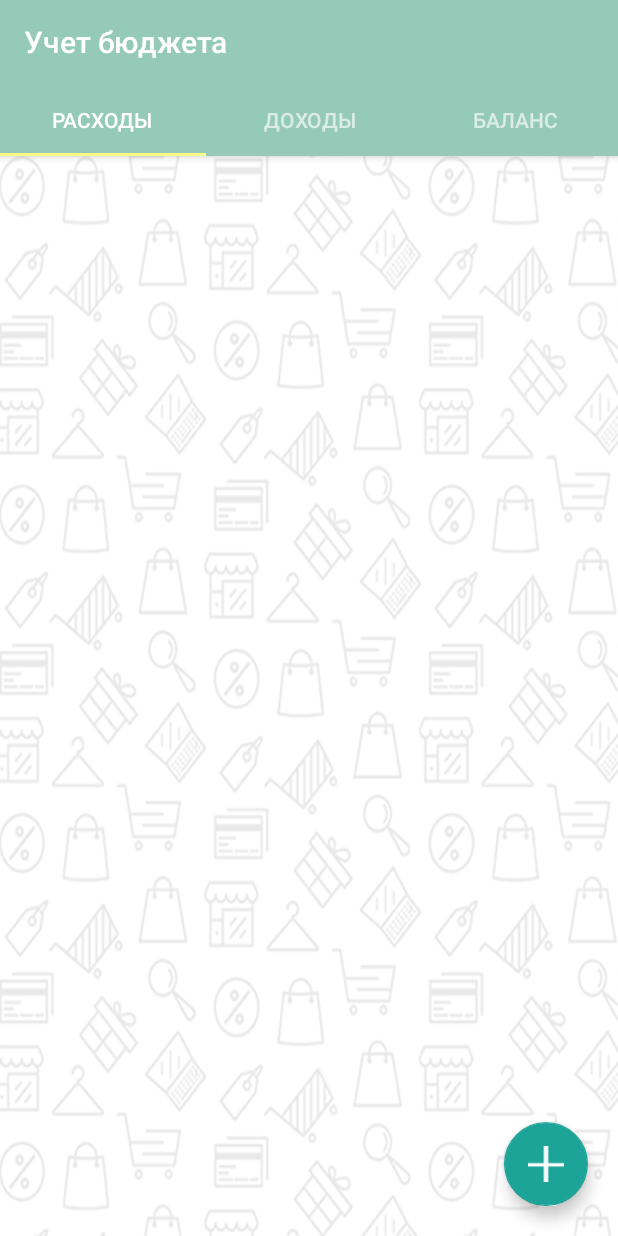
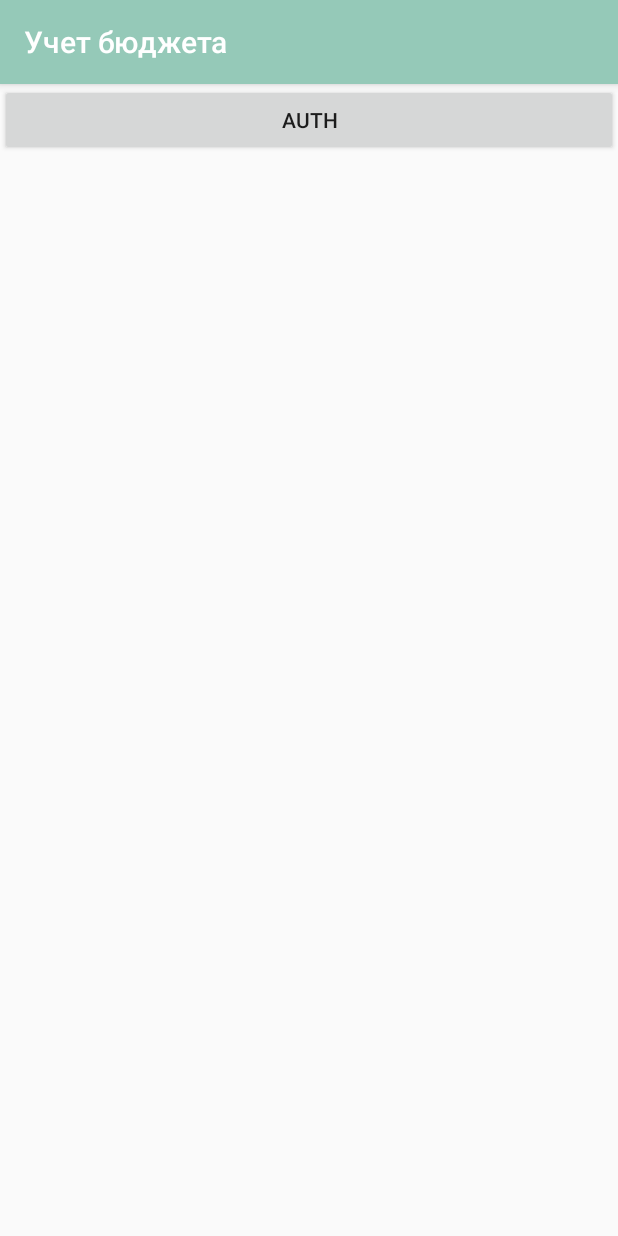
Before and after one commit to Sinetskiy/AndroidMoneyTracker, an Android app: the screen it shows after launch (MainActivity before the commit, AuthActivity after it), on a phone screen of 412 x 824 dp. Run offline under Robolectric (Android 15) with nearby library versions, the phone set to English and light mode, and no system bars; network calls fail.

```diff
--- a/app/build.gradle
+++ b/app/build.gradle
@@ -26,6 +26,7 @@ dependencies {
     compile 'com.android.support:design:25.3.1'
     compile 'com.android.support:cardview-v7:25.3.1'
 
+    compile 'com.google.android.gms:play-services-auth:11.0.0'
 
     compile 'com.squareup.retrofit2:retrofit:2.3.0'
     compile 'com.squareup.retrofit2:converter-gson:2.3.0'
@@ -37,3 +38,4 @@ dependencies {
     })
     testCompile 'junit:junit:4.12'
 }
+apply plugin: 'com.google.gms.google-services'
--- /dev/null
+++ b/app/src/main/java/moneytrackerjune17/loftschool/com/loftschoolmoneytrackerjune17/AuthActivity.java
@@ -0,0 +1,100 @@
+package moneytrackerjune17.loftschool.com.loftschoolmoneytrackerjune17;
+
+import android.content.Intent;
+import android.os.Bundle;
+import android.os.PersistableBundle;
+import android.support.annotation.Nullable;
+import android.support.v4.app.LoaderManager;
+import android.support.v4.content.AsyncTaskLoader;
+import android.support.v4.content.Loader;
+import android.support.v7.app.AppCompatActivity;
+import android.view.View;
+import android.widget.Toast;
+
+import com.google.android.gms.auth.api.Auth;
+import com.google.android.gms.auth.api.signin.GoogleSignInAccount;
+import com.google.android.gms.auth.api.signin.GoogleSignInOptions;
+import com.google.android.gms.auth.api.signin.GoogleSignInResult;
+import com.google.android.gms.common.api.GoogleApiClient;
+
+import java.io.IOException;
+
+import moneytrackerjune17.loftschool.com.loftschoolmoneytrackerjune17.api.AuthResult;
+
+public class AuthActivity extends AppCompatActivity {
+
+    private static final int RC_SIGN_IN = 999;
+    private GoogleApiClient mGoogleApiClient;
+
+    @Override
+    public void onCreate(@Nullable Bundle savedInstanceState) {
+        super.onCreate(savedInstanceState);
+        setContentView(R.layout.auth);
+
+        // Configure sign-in to request the user's ID, email address, and basic
+        // profile. ID and basic profile are included in DEFAULT_SIGN_IN.
+        GoogleSignInOptions gso = new GoogleSignInOptions.Builder(GoogleSignInOptions.DEFAULT_SIGN_IN)
+                .requestEmail()
+                .build();
+
+        // Build a GoogleApiClient with access to the Google Sign-In API and the
+        // options specified by gso.
+        mGoogleApiClient = new GoogleApiClient.Builder(this)
+                .addApi(Auth.GOOGLE_SIGN_IN_API, gso)
+                .build();
+
+        findViewById(R.id.auth).setOnClickListener(new View.OnClickListener() {
+            @Override
+            public void onClick(View v) {
+                startActivityForResult(Auth.GoogleSignInApi.getSignInIntent(mGoogleApiClient), RC_SIGN_IN);
+            }
+        });
+    }
+
+    @Override
+    protected void onActivityResult(int requestCode, int resultCode, Intent data) {
+        super.onActivityResult(requestCode, resultCode, data);
+
+        if (requestCode == RC_SIGN_IN) {
+            final GoogleSignInResult result = Auth.GoogleSignInApi.getSignInResultFromIntent(data);
+
+            if (result.isSuccess() && result.getSignInAccount() != null) {
+                final GoogleSignInAccount account = result.getSignInAccount();
+                getSupportLoaderManager().restartLoader(0, null, new LoaderManager.LoaderCallbacks<AuthResult>() {
+                    @Override
+                    public Loader<AuthResult> onCreateLoader(int id, Bundle args) {
+                        return new AsyncTaskLoader<AuthResult>(AuthActivity.this) {
+                            @Override
+                            public AuthResult loadInBackground() {
+                                try {
+                                    return ((LSApp) getApplicationContext()).api().auth(account.getId()).execute().body();
+                                } catch (IOException e) {
+                                    e.printStackTrace();
+                                }
+                                return null;
+                            }
+                        };
+                    }
+
+                    @Override
+                    public void onLoadFinished(Loader<AuthResult> loader, AuthResult result) {
+                        if (result != null && result.isSuccess()) {
+                            ((LSApp) getApplicationContext()).setAuthToken(result.authToken);
+                            finish();
+                        } else
+                            showError();
+                    }
+
+                    @Override
+                    public void onLoaderReset(Loader<AuthResult> loader) {
+                    }
+                }).forceLoad();
+            } else
+                showError();
+        }
+    }
+
+    private void showError() {
+        Toast.makeText(this, R.string.error, Toast.LENGTH_SHORT).show();
+    }
+}
--- a/app/src/main/java/moneytrackerjune17/loftschool/com/loftschoolmoneytrackerjune17/LSApp.java
+++ b/app/src/main/java/moneytrackerjune17/loftschool/com/loftschoolmoneytrackerjune17/LSApp.java
@@ -1,13 +1,20 @@
 package moneytrackerjune17.loftschool.com.loftschoolmoneytrackerjune17;
 
 import android.app.Application;
+import android.text.TextUtils;
 
 import com.google.gson.FieldNamingPolicy;
 import com.google.gson.Gson;
 import com.google.gson.GsonBuilder;
 
+import java.io.IOException;
+
 import moneytrackerjune17.loftschool.com.loftschoolmoneytrackerjune17.api.LSApi;
+import okhttp3.HttpUrl;
+import okhttp3.Interceptor;
 import okhttp3.OkHttpClient;
+import okhttp3.Request;
+import okhttp3.Response;
 import okhttp3.logging.HttpLoggingInterceptor;
 import retrofit2.Retrofit;
 import retrofit2.converter.gson.GsonConverterFactory;
@@ -19,6 +26,9 @@ import static moneytrackerjune17.loftschool.com.loftschoolmoneytrackerjune17.Ite
  */
 
 public class LSApp extends Application {
+
+    private static final String PREFERENCES_SESSION = "session";
+    private static final String KEY_AUTH_TOKEN = "auth-token";
 
     private LSApi api;
 
@@ -32,11 +42,14 @@ public class LSApp extends Application {
                 .create();
 
         OkHttpClient client = new OkHttpClient.Builder()
-                .addInterceptor(new HttpLoggingInterceptor().setLevel(BuildConfig.DEBUG ? HttpLoggingInterceptor.Level.HEADERS : HttpLoggingInterceptor.Level.NONE))
+                .addInterceptor(new HttpLoggingInterceptor().setLevel(BuildConfig.DEBUG ?
+                        HttpLoggingInterceptor.Level.HEADERS : HttpLoggingInterceptor.Level.NONE))
+                .addInterceptor(new AuthInterceptor())
                 .build();
 
         Retrofit retrofit = new Retrofit.Builder()
-                .baseUrl("http://android2017leason5.getsandbox.com/")
+                // .baseUrl("http://loftschoolandroid.getsandbox.com/")
+                .baseUrl("http://android.loftschool.com/basic/v1/")
                 .addConverterFactory(GsonConverterFactory.create(gson))
                 .client(client)
                 .build();
@@ -47,4 +60,26 @@ public class LSApp extends Application {
     public LSApi api() {
         return api;
     }
+
+    public void setAuthToken(String authToken) {
+        getSharedPreferences(PREFERENCES_SESSION, MODE_PRIVATE).edit().putString(KEY_AUTH_TOKEN, authToken).apply();
+    }
+
+    public String getAuthToken() {
+        return getSharedPreferences(PREFERENCES_SESSION, MODE_PRIVATE).getString(KEY_AUTH_TOKEN, "");
+    }
+
+    public boolean isLoggedIn() {
+        return !TextUtils.isEmpty(getAuthToken());
+    }
+
+    private class AuthInterceptor implements Interceptor {
+        @Override
+        public Response intercept(Chain chain) throws IOException {
+            Request originalRequest = chain.request();
+            HttpUrl url = originalRequest.url().newBuilder().addQueryParameter("auth-token", getAuthToken()).build();
+            return chain.proceed(originalRequest.newBuilder().url(url).build());
+        }
+    }
+
 }
--- a/app/src/main/java/moneytrackerjune17/loftschool/com/loftschoolmoneytrackerjune17/MainActivity.java
+++ b/app/src/main/java/moneytrackerjune17/loftschool/com/loftschoolmoneytrackerjune17/MainActivity.java
@@ -1,5 +1,6 @@
 package moneytrackerjune17.loftschool.com.loftschoolmoneytrackerjune17;
 
+import android.content.Intent;
 import android.os.Bundle;
 import android.support.design.widget.TabLayout;
 import android.support.v4.app.Fragment;
@@ -12,6 +13,7 @@ public class MainActivity extends AppCompatActivity {
 
     private TabLayout tabs;
     private ViewPager pages;
+    private Toolbar toolbar;
 
     @Override
     protected void onCreate(Bundle savedInstanceState) {
@@ -20,16 +22,28 @@ public class MainActivity extends AppCompatActivity {
         setContentView(R.layout.activity_main);
         tabs = (TabLayout) findViewById(R.id.tabs);
         pages = (ViewPager) findViewById(R.id.pages);
-        final Toolbar toolbar = (Toolbar) findViewById(R.id.toolbar);
+        toolbar = (Toolbar) findViewById(R.id.toolbar);
 
-        setSupportActionBar(toolbar);
         initUi();
+    }
+
+    @Override
+    protected void onResume() {
+        super.onResume();
+
+        if (!((LSApp) getApplication()).isLoggedIn()) {
+            startActivity(new Intent(this, AuthActivity.class));
+        } else {
+            initUi();
+        }
+
     }
 
     private void initUi() {
         if (pages.getAdapter() != null)
             return;
 
+        setSupportActionBar(toolbar);
         pages.setAdapter(new MainPagerAdapter());
         tabs.setupWithViewPager(pages);
     }
@@ -46,15 +60,14 @@ public class MainActivity extends AppCompatActivity {
         @Override
         public Fragment getItem(int position) {
 
-            if(position == 2)
-            {
+            if (position == 2) {
                 return new BalanceFragment();
             }
 
             final ItemsFragment fragment = new ItemsFragment();
             Bundle args = new Bundle();
 
-            args.putString(ItemsFragment.ARG_TYPE, (position == 1? Item.TYPE_INCOME:  Item.TYPE_EXPENSE));
+            args.putString(ItemsFragment.ARG_TYPE, (position == 1 ? Item.TYPE_INCOME : Item.TYPE_EXPENSE));
 
             fragment.setArguments(args);
             return fragment;
--- a/app/src/main/java/moneytrackerjune17/loftschool/com/loftschoolmoneytrackerjune17/api/LSApi.java
+++ b/app/src/main/java/moneytrackerjune17/loftschool/com/loftschoolmoneytrackerjune17/api/LSApi.java
@@ -15,6 +15,9 @@ import retrofit2.http.Query;
 
 public interface LSApi {
 
+    @GET("auth")
+    Call<AuthResult> auth(@Query("social_user_id") String socialUserId);
+
     @Headers("Content-Type: application/json")
     @GET("items")
     Call<List<Item>> items(@Query("type") String type);
--- /dev/null
+++ b/app/src/main/res/layout/auth.xml
@@ -0,0 +1,12 @@
+<?xml version="1.0" encoding="utf-8"?>
+<LinearLayout xmlns:android="http://schemas.android.com/apk/res/android"
+    android:layout_width="match_parent"
+    android:layout_height="match_parent"
+    android:orientation="vertical">
+
+    <Button
+        android:id="@+id/auth"
+        android:layout_width="match_parent"
+        android:layout_height="wrap_content"
+        android:text="auth" />
+</LinearLayout>
--- a/app/src/main/res/layout/item.xml
+++ b/app/src/main/res/layout/item.xml
@@ -1,5 +1,5 @@
 <?xml version="1.0" encoding="utf-8"?>
-<FrameLayout xmlns:android="http://schemas.android.com/apk/res/android"
+<android.support.v7.widget.CardView xmlns:android="http://schemas.android.com/apk/res/android"
     xmlns:tools="http://schemas.android.com/tools"
     android:layout_width="match_parent"
     android:layout_height="wrap_content">
@@ -21,4 +21,4 @@
             android:background="@drawable/bg_price"
             tools:text="35 \u20bd" />
     </LinearLayout>
-</FrameLayout>
+</android.support.v7.widget.CardView>
--- /dev/null
+++ b/app/src/main/res/values/refs.xml
@@ -0,0 +1,2 @@
+<?xml version="1.0" encoding="utf-8"?>
+<resources></resources>
--- a/app/src/main/res/values/styles.xml
+++ b/app/src/main/res/values/styles.xml
@@ -57,7 +57,7 @@
         <item name="android:layout_height">wrap_content</item>
         <item name="android:fontFamily">sans-serif-medium</item>
         <item name="android:textColor">@color/white</item>
-        <item name="android:textSize">14sp</item>
+        <item name="android:textSize">24sp</item>
         <item name="android:textStyle">normal</item>
     </style>
 
--- a/build.gradle
+++ b/build.gradle
@@ -6,6 +6,7 @@ buildscript {
     }
     dependencies {
         classpath 'com.android.tools.build:gradle:2.3.3'
+        classpath 'com.google.gms:google-services:3.0.0'
 
         // NOTE: Do not place your application dependencies here; they belong
         // in the individual module build.gradle files
```
Also changed, not shown: app/src/main/AndroidManifest.xml (+10 -2 lines), app/src/main/java/moneytrackerjune17/loftschool/com/loftschoolmoneytrackerjune17/api/AuthResult.java (added, +9 -0 lines), 1 other file.
